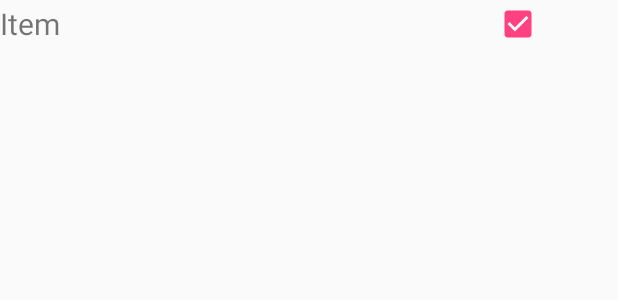
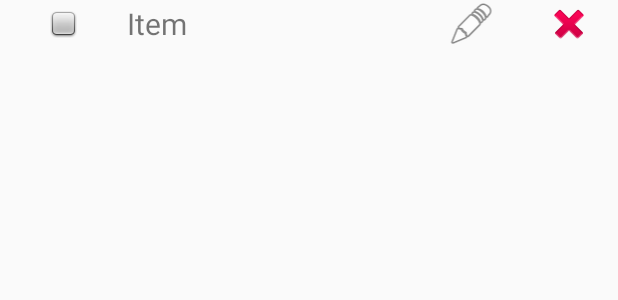
Before and after one commit to ferdmanp/SmartShoppingList, an Android app: the layout item_expandable_item.xml on its own in the app's theme, with its tools: preview values and no code run, on a phone screen of 412 x 824 dp. Shown: the top 300 px of the screen. Run offline under Robolectric (Android 15) with nearby library versions, the phone set to English and light mode, and no system bars.

Commit message:
Change expandable list view screen, finish adapter

```diff
--- a/app/src/main/AndroidManifest.xml
+++ b/app/src/main/AndroidManifest.xml
@@ -5,7 +5,7 @@
     <application
         android:name=".MyApplication"
         android:allowBackup="true"
-        android:icon="@mipmap/ic_launcher"
+        android:icon="@drawable/ic_launcher"
         android:label="@string/app_name"
         android:supportsRtl="true"
         android:theme="@style/AppTheme">
--- a/app/src/main/java/com/fknt/voltage/smartshoppinglist/GoodsGroup.java
+++ b/app/src/main/java/com/fknt/voltage/smartshoppinglist/GoodsGroup.java
@@ -49,7 +49,7 @@ public class GoodsGroup extends BaseModel {
 
     @Override
     public String toString() {
-        return groupName+"("+String.valueOf(id)+")";
+        return groupName;
     }
 
     public List<GoodsItem> GetChildItems()
--- a/app/src/main/res/layout/item_expandable_item.xml
+++ b/app/src/main/res/layout/item_expandable_item.xml
@@ -1,25 +1,43 @@
 <?xml version="1.0" encoding="utf-8"?>
 <LinearLayout xmlns:android="http://schemas.android.com/apk/res/android"
+    xmlns:app="http://schemas.android.com/apk/res-auto"
     android:orientation="horizontal" android:layout_width="match_parent"
-    android:layout_height="match_parent"
+    android:layout_height="wrap_content"
     android:weightSum="5"
     >
+
+    <ImageView
+        android:layout_width="wrap_content"
+        android:layout_height="wrap_content"
+        app:srcCompat="@android:drawable/checkbox_off_background"
+        android:id="@+id/ivCheckBox"
+        android:layout_weight="1"
+        android:layout_gravity="center" />
+
     <TextView
         android:text="Item"
         android:id="@+id/tv_item_name"
         android:layout_width="0dp"
         android:layout_height="wrap_content"
-        android:layout_weight="4"
+        android:layout_weight="3"
         android:textSize="@dimen/text_size_mid"
+        android:layout_gravity="center" />
+
+    <ImageView
+        android:layout_width="wrap_content"
+        android:layout_height="wrap_content"
+        android:id="@+id/ivEdit"
+        android:src="@android:drawable/ic_menu_edit"
+        android:layout_weight="0.5"
+        android:layout_gravity="center"
         />
-    <CheckBox
-        android:id="@+id/cb_checked"
-        android:layout_width="0dp"
+    <ImageView
+        android:layout_width="wrap_content"
         android:layout_height="wrap_content"
-        android:layout_weight="1"
-        android:textSize="@dimen/text_size_mid"
-        android:textAlignment="center"
-        android:checked="true"
-        android:gravity="center" />
+        android:src="@android:drawable/ic_delete"
+        android:id="@+id/ivDelete"
+        android:layout_weight="0.5"
+        android:layout_gravity="center"/>
+
 
 </LinearLayout>
```
Also changed, not shown: app/src/main/java/com/fknt/voltage/smartshoppinglist/Adapters/ExpandableCatalogAdapter.java (+22 -9 lines), app/src/main/java/com/fknt/voltage/smartshoppinglist/GoodsCatalogActivityEx.java (+15 -42 lines), app/src/main/java/com/fknt/voltage/smartshoppinglist/GoodsItem.java (+7 -1 lines), app/src/main/res/drawable-hdpi/ic_launcher.png (added), app/src/main/res/drawable-mdpi/ic_launcher.png (added), app/src/main/res/drawable-xhdpi/ic_launcher.png (added), app/src/main/res/drawable-xxhdpi/ic_launcher.png (added), app/src/main/res/drawable-xxxhdpi/ic_launcher.png (added), 2 other files.
